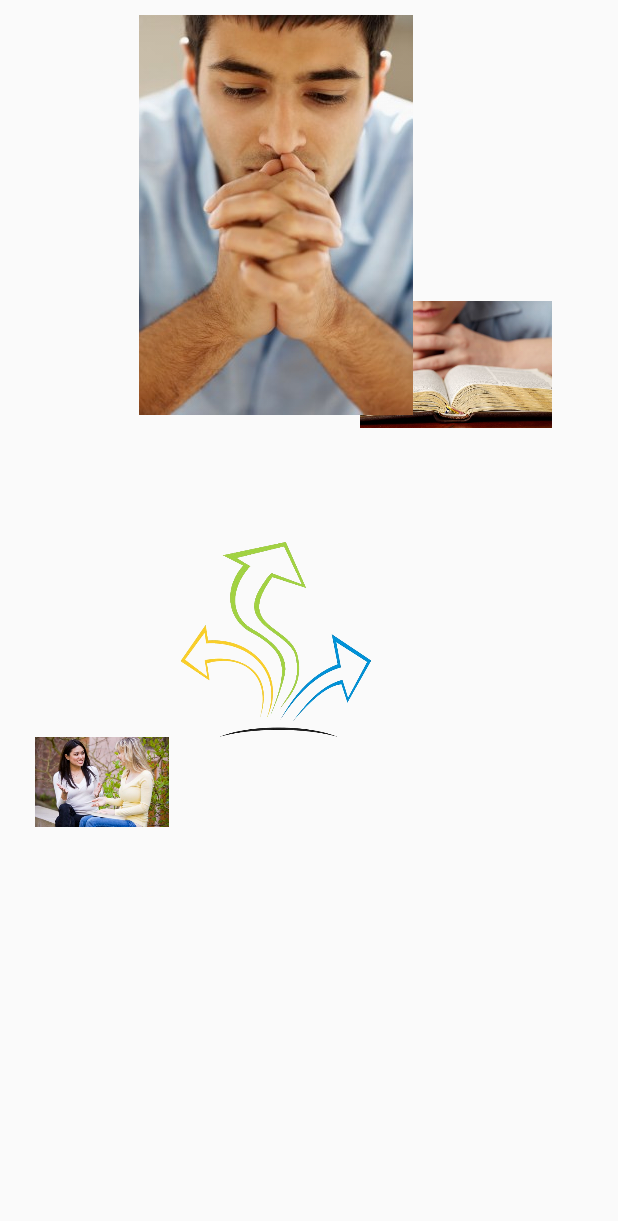
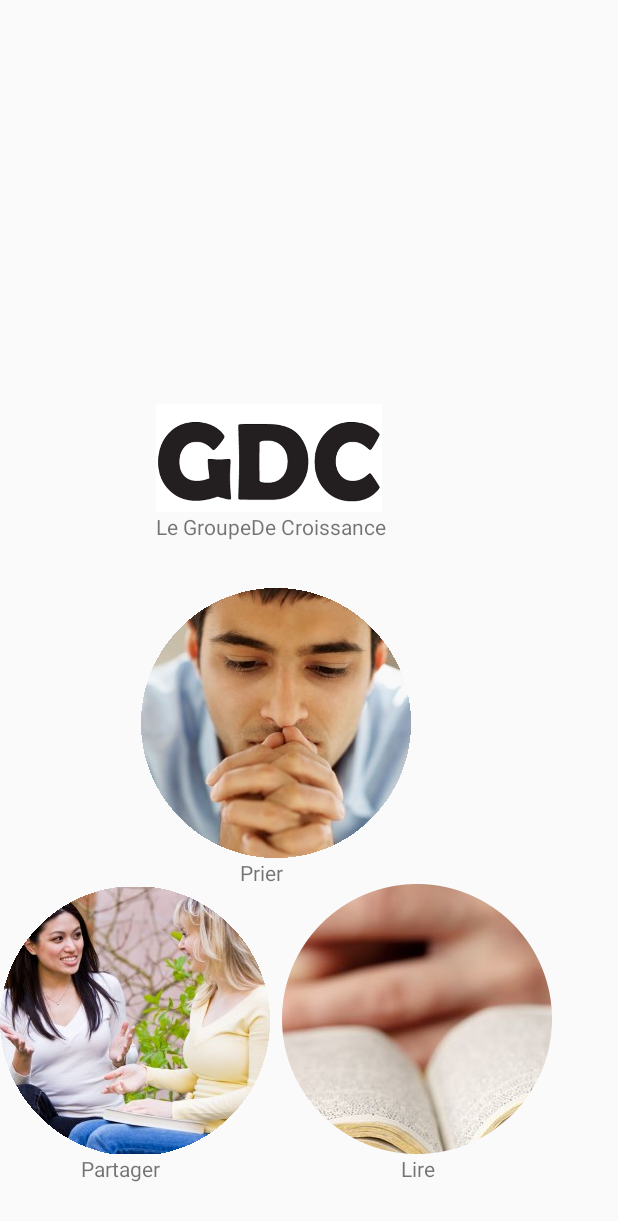
Before and after one commit to Nielugin/tilt_application, an Android app: the screen it shows after launch (Presentation), on a phone screen of 412 x 824 dp. Shown: the top 1221 px of the screen. Run offline under Robolectric (Android 15) with nearby library versions, the phone set to English and light mode, and no system bars.

Commit message:
Modification du design mise en place des bulles

```diff
--- a/MyGDCApplication/app/src/main/res/layout/activity_presentation.xml
+++ b/MyGDCApplication/app/src/main/res/layout/activity_presentation.xml
@@ -10,61 +10,110 @@
     <RelativeLayout
         android:layout_width="368dp"
         android:layout_height="551dp"
-        tools:layout_editor_absoluteX="16dp"
-        tools:layout_editor_absoluteY="8dp">
+        android:layout_marginBottom="3dp"
+        app:layout_constraintBottom_toBottomOf="parent"
+        tools:layout_editor_absoluteX="8dp">
+
+        <TextView
+            android:id="@+id/editText3"
+            android:layout_width="wrap_content"
+            android:layout_height="wrap_content"
+            android:layout_below="@+id/imageView5"
+            android:layout_centerHorizontal="true"
+            android:ems="10"
+            android:inputType="textPersonName"
+            android:text="Le GroupeDe Croissance"
+            tools:layout_editor_absoluteX="99dp"
+            tools:layout_editor_absoluteY="-41dp" />
+
+        <ImageView
+            android:id="@+id/imageView5"
+            android:layout_width="189dp"
+            android:layout_height="72dp"
+            android:layout_alignEnd="@+id/prayImage"
+            android:layout_alignParentTop="true"
+            android:layout_alignRight="@+id/prayImage"
+            app:srcCompat="@drawable/gdc"
+            tools:layout_editor_absoluteX="98dp"
+            tools:layout_editor_absoluteY="52dp" />
+
+        <TextView
+            android:id="@+id/textView5"
+            android:layout_width="wrap_content"
+            android:layout_height="wrap_content"
+            android:layout_alignLeft="@+id/prayImage"
+            android:layout_alignStart="@+id/prayImage"
+            android:layout_below="@+id/prayImage"
+            android:ems="10"
+            android:inputType="textPersonName"
+            android:text="Prier"
+            android:textAlignment="center"
+            tools:layout_editor_absoluteX="99dp"
+            tools:layout_editor_absoluteY="-41dp" />
+
+        <TextView
+            android:id="@+id/textView7"
+            android:layout_width="wrap_content"
+            android:layout_height="wrap_content"
+            android:layout_alignParentLeft="true"
+            android:layout_alignParentStart="true"
+            android:layout_below="@+id/sharingImage"
+            android:ems="10"
+            android:inputType="textPersonName"
+            android:text="Partager"
+            android:textAlignment="center"
+            tools:layout_editor_absoluteX="99dp"
+            tools:layout_editor_absoluteY="-41dp" />
+
+        <TextView
+            android:id="@+id/textView6"
+            android:layout_width="wrap_content"
+            android:layout_height="wrap_content"
+            android:layout_alignLeft="@+id/readingBibleImage"
+            android:layout_alignParentEnd="true"
+            android:layout_alignParentRight="true"
+            android:layout_alignStart="@+id/readingBibleImage"
+            android:layout_below="@+id/readingBibleImage"
+            android:ems="10"
+            android:inputType="textPersonName"
+            android:text="Lire"
+            android:textAlignment="center"
+            tools:layout_editor_absoluteX="99dp"
+            tools:layout_editor_absoluteY="-41dp" />
 
         <ImageView
             android:id="@+id/readingBibleImage"
             android:layout_width="wrap_content"
             android:layout_height="wrap_content"
-            android:layout_alignBottom="@+id/imageView6"
-            android:layout_alignParentLeft="true"
-            android:layout_alignParentStart="true"
-            android:layout_marginBottom="60dp"
-            android:layout_marginLeft="240dp"
-            android:layout_marginRight="0dp"
-            android:layout_marginTop="500dp"
-            app:srcCompat="@drawable/bible"
+            android:layout_alignBottom="@+id/sharingImage"
+            android:layout_alignParentEnd="true"
+            android:layout_alignParentRight="true"
+            app:srcCompat="@drawable/bible2"
             tools:layout_editor_absoluteX="31dp"
             tools:layout_editor_absoluteY="261dp" />
-
-        <ImageView
-            android:id="@+id/imageView6"
-            android:layout_width="wrap_content"
-            android:layout_height="wrap_content"
-            android:layout_alignParentBottom="true"
-            android:layout_alignParentLeft="true"
-            android:layout_alignParentStart="true"
-            android:layout_marginBottom="60dp"
-            android:layout_marginLeft="120dp"
-            android:layout_marginRight="120dp"
-            android:adjustViewBounds="true"
-            app:srcCompat="@drawable/dispatch12"
-            tools:layout_editor_absoluteX="148dp"
-            tools:layout_editor_absoluteY="292dp" />
-
-        <ImageView
-            android:id="@+id/sharingImage"
-            android:layout_width="136dp"
-            android:layout_height="wrap_content"
-            app:srcCompat="@drawable/partage"
-            tools:layout_editor_absoluteX="257dp"
-            tools:layout_editor_absoluteY="272dp"
-            android:layout_below="@+id/readingBibleImage"
-            android:layout_alignParentLeft="true"
-            android:layout_alignParentStart="true" />
 
         <ImageView
             android:id="@+id/prayImage"
             android:layout_width="wrap_content"
             android:layout_height="wrap_content"
+            android:layout_below="@+id/editText3"
+            android:layout_centerHorizontal="true"
+            android:layout_marginTop="31dp"
             android:scaleType="fitCenter"
-            app:srcCompat="@drawable/pray"
+            app:srcCompat="@drawable/pray2"
             tools:layout_editor_absoluteX="141dp"
-            tools:layout_editor_absoluteY="96dp"
-            android:layout_marginTop="10dp"
-            android:layout_alignParentTop="true"
-            android:layout_centerHorizontal="true" />
+            tools:layout_editor_absoluteY="96dp" />
+
+        <ImageView
+            android:id="@+id/sharingImage"
+            android:layout_width="wrap_content"
+            android:layout_height="wrap_content"
+            android:layout_alignParentLeft="true"
+            android:layout_alignParentStart="true"
+            android:layout_below="@+id/prayImage"
+            android:layout_marginTop="19dp"
+            app:srcCompat="@drawable/share2" />
+
     </RelativeLayout>
 
 </android.support.constraint.ConstraintLayout>
```
Also changed, not shown: MyGDCApplication/app/src/main/res/drawable-hdpi/bible2.png (added), MyGDCApplication/app/src/main/res/drawable-hdpi/gdc.png (added), MyGDCApplication/app/src/main/res/drawable-hdpi/pray2.png (added), MyGDCApplication/app/src/main/res/drawable-hdpi/share2.png (added), 3 other files.
